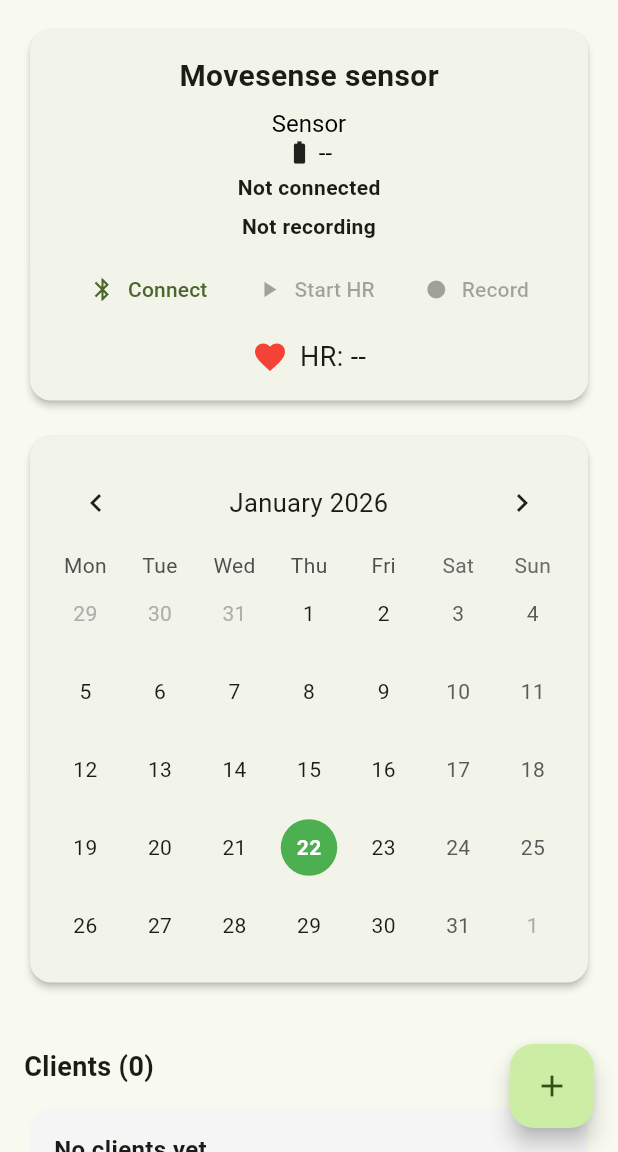
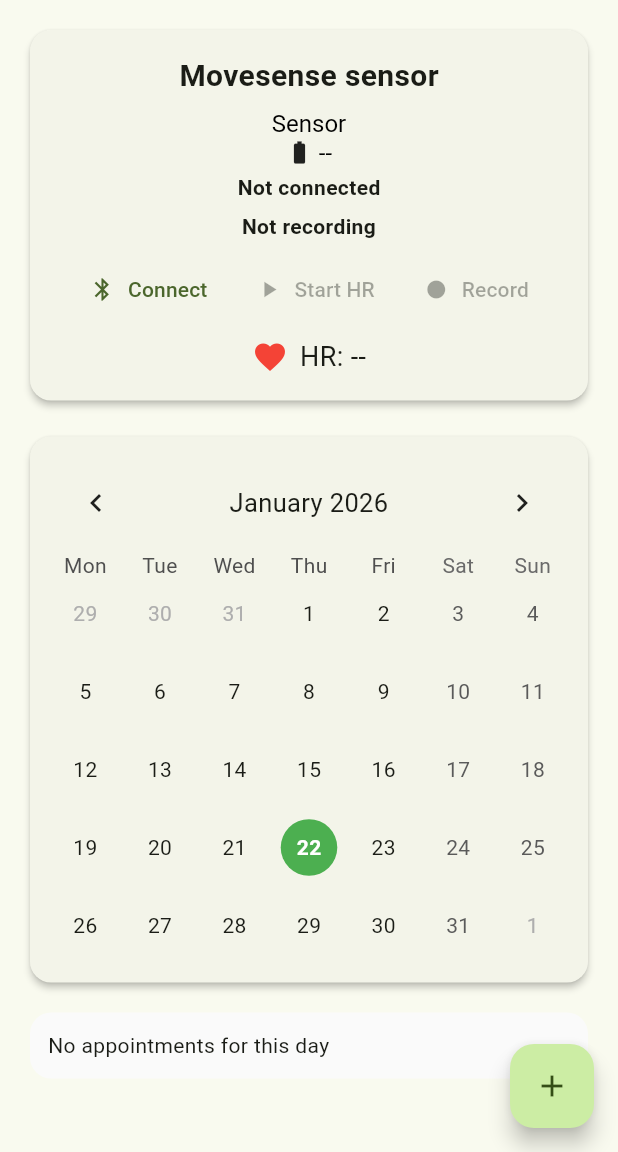
Before and after one commit to rosamarker/HealthyHabits, a Flutter app: the screen it shows after launch, on a phone screen of 412 x 824 dp, the part 84-1236 px from its top. Run offline on Flutter 3.47's test engine with Material 3 defaults, Android fonts, the phone set to English and light mode, and no system bars; drawn by our look-alikes of table_calendar; our stand-ins replace permission_handler, sembast, stop_watch_timer; missing offline and left inert: flutter_reactive_ble.

Commit message:
app working

```diff
--- a/lib/view/client_card_view.dart
+++ b/lib/view/client_card_view.dart
@@ -8,7 +8,6 @@
 import 'package:stop_watch_timer/stop_watch_timer.dart';
 
 import '../model/clients.dart';
-import '../model/recording_models.dart';
 import '../services/recording_repository.dart';
 import '../view_model/client_card_view_model.dart';
 import '../view_model/client_list_view_model.dart';
--- a/lib/view/home_view.dart
+++ b/lib/view/home_view.dart
@@ -1,6 +1,4 @@
 // lib/view/home_view.dart
-import 'dart:async';
-
 import 'package:flutter/material.dart';
 import 'package:table_calendar/table_calendar.dart';
 
@@ -19,7 +17,6 @@
 import '../services/sembast_recording_repository.dart';
 import '../services/recording_service.dart';
 
-import '../widgets/client_card_widget.dart';
 import '../widgets/movesense_block_widget.dart';
 
 class HomePage extends StatefulWidget {
@@ -37,7 +34,6 @@
   late final RecordingViewModel recordingVM;
 
   final CalendarFormat _calendarFormat = CalendarFormat.month;
-
   DateTime _focusedDay = DateTime.now();
   DateTime _selectedDay = DateTime.now();
 
@@ -54,8 +50,6 @@
     );
     recordingVM = RecordingViewModel(service: recordingService);
 
-    // Load persisted clients (async)
-    // ignore: discarded_futures
     clientListVM.load();
   }
 
@@ -68,7 +62,7 @@
 
   @override
   Widget build(BuildContext context) {
-    const Color green = Colors.green;
+    final green = Colors.green;
 
     return Scaffold(
       appBar: AppBar(
@@ -101,8 +95,8 @@
                     vm: movesenseVM,
                     recordingVM: recordingVM,
                     clients: clients,
-                    onLinkToClient: (Client updated) async {
-                      await clientListVM.updateClient(updated);
+                    onLinkToClient: (Client updated) {
+                      clientListVM.updateClient(updated);
                     },
                   ),
 
@@ -120,7 +114,7 @@
                         lastDay: DateTime.utc(2035, 12, 31),
                         focusedDay: _focusedDay,
 
-                        // Month view
+                        // Month only
                         calendarFormat: _calendarFormat,
                         availableCalendarFormats: const {
                           CalendarFormat.month: 'Month',
@@ -139,11 +133,7 @@
                             _focusedDay = focusedDay;
                           });
                         },
-
-                        // Use setState so the widget doesn't drift/revert
-                        onPageChanged: (focusedDay) {
-                          setState(() => _focusedDay = focusedDay);
-                        },
+                        onPageChanged: (focusedDay) => _focusedDay = focusedDay,
 
                         // Appointment markers
                         eventLoader: (day) {
@@ -159,12 +149,10 @@
                         },
 
                         calendarStyle: CalendarStyle(
-                          // Today: faded green
                           todayDecoration: BoxDecoration(
-                            color: green.withValues(alpha: 0.25),
+                            color: green.withAlpha(64), // faded green
                             shape: BoxShape.circle,
                           ),
-                          // Selected: solid green
                           selectedDecoration: const BoxDecoration(
                             color: Colors.green,
                             shape: BoxShape.circle,
@@ -183,7 +171,6 @@
                           markerBuilder: (context, day, events) {
                             if (events.isEmpty) return null;
 
-                            // Up to 3 dots, colored by client status
                             final dots = events.take(3).map((e) {
                               final c = e;
                               return Container(
@@ -214,81 +201,17 @@
 
                   const SizedBox(height: 12),
 
-                  _AppointmentsForDay(
-                    selectedDay: _selectedDay,
-                    clients: clients,
-                    onClientTap: (c) => _openClientDetail(context, c),
-                  ),
-
-                  const SizedBox(height: 16),
-
-                  Row(
-                    children: [
-                      Expanded(
-                        child: Text(
-                          'Clients (${clients.length})',
-                          style: const TextStyle(
-                            fontSize: 18,
-                            fontWeight: FontWeight.w700,
-                          ),
-                        ),
-                      ),
-                      TextButton(
-                        onPressed: () => _openClientList(context),
-                        child: const Text('See all'),
-                      ),
-                    ],
-                  ),
-
+                  // Show appointments under the calendar
                   if (!clientListVM.isLoaded)
                     const Padding(
                       padding: EdgeInsets.only(top: 12),
                       child: Center(child: CircularProgressIndicator()),
                     )
-                  else if (clients.isEmpty)
-                    Card(
-                      elevation: 0,
-                      color: Colors.grey.shade100,
-                      shape: RoundedRectangleBorder(
-                        borderRadius: BorderRadius.circular(14),
-                      ),
-                      child: Padding(
-                        padding: const EdgeInsets.all(16),
-                        child: Column(
-                          crossAxisAlignment: CrossAxisAlignment.stretch,
-                          children: [
-                            const Text(
-                              'No clients yet',
-                              style: TextStyle(
-                                fontSize: 16,
-                                fontWeight: FontWeight.w600,
-                              ),
-                            ),
-                            const SizedBox(height: 8),
-                            const Text('Tap “Add client” to create your first client'),
-                            const SizedBox(height: 12),
-                            ElevatedButton.icon(
-                              onPressed: () => _openCreateClient(context),
-                              icon: const Icon(Icons.add),
-                              label: const Text('Add client'),
-                            ),
-                          ],
-                        ),
-                      ),
-                    )
                   else
-                    ListView.separated(
-                      shrinkWrap: true,
-                      physics: const NeverScrollableScrollPhysics(),
-                      itemCount: clients.length,
-                      separatorBuilder: (_, __) => const SizedBox(height: 10),
-                      itemBuilder: (context, index) {
-                        final client = clients[index];
-                        return ClientCardWidget(
-                          client: client,
-                          onTap: () => _openClientDetail(context, client),
-                        );
-                      },
+                    _AppointmentsForDay(
+                      selectedDay: _selectedDay,
+                      clients: clients,
+                      onClientTap: (c) => _openClientDetail(context, c),
                     ),
                 ],
               ),
@@ -317,7 +240,7 @@
       context,
       MaterialPageRoute(
         builder: (_) => CreateClientPage(
-          onCreate: (_) {}, // rely on returned Client
+          onCreate: (_) {},
         ),
       ),
     );
@@ -384,7 +307,17 @@
     }).toList()
       ..sort((a, b) => a.nextAppointment.compareTo(b.nextAppointment));
 
-    if (items.isEmpty) return const SizedBox.shrink();
+    if (items.isEmpty) {
+      return Card(
+        elevation: 0,
+        color: Colors.grey.shade50,
+        shape: RoundedRectangleBorder(borderRadius: BorderRadius.circular(14)),
+        child: const Padding(
+          padding: EdgeInsets.all(12),
+          child: Text('No appointments for this day'),
+        ),
+      );
+    }
 
     return Card(
       elevation: 0,
```
